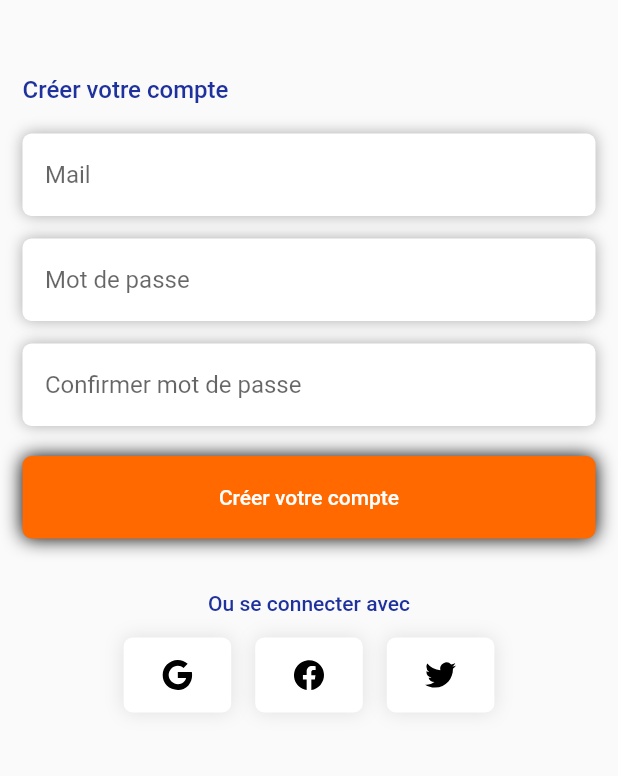
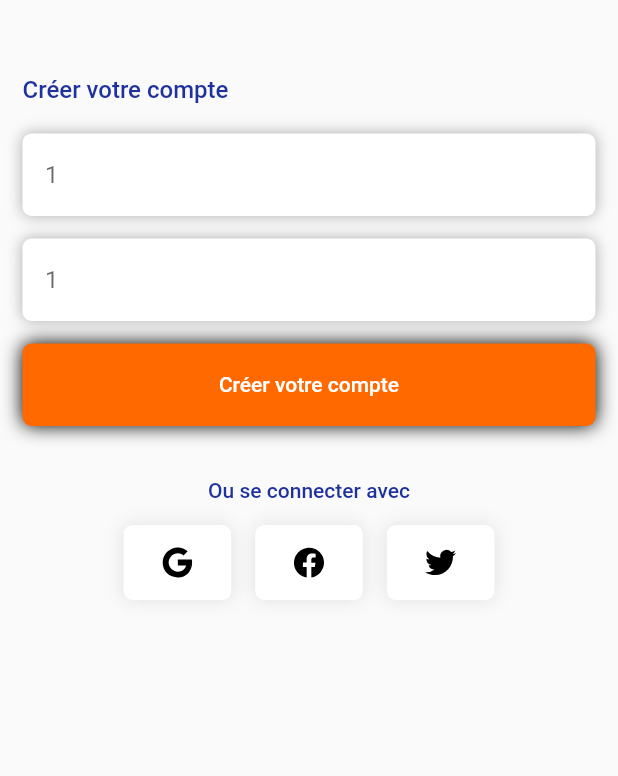
Before and after one commit to mm4228/wiki_project, a Flutter app: the AccountView screen opened directly, on a phone screen of 412 x 824 dp, the part 114-890 px from its top. Run offline on Flutter 3.47's test engine with Material 2 defaults, Android fonts, the phone set to English and light mode, and no system bars; our stand-ins replace flutter_svg, get, hexcolor, rive, sqflite; accounts and stored records are empty.

Commit message:
add verification autenthifcation, ajout d'un user en base sur la page créer un compte, ajout des commentaire en base possibilité de les supprimer. ajout dune page admin ou on voit la liste des utilisateurs cree. TODO refacto projet

```diff
--- /dev/null
+++ b/lib/Models/CommentaryModel.dart
@@ -0,0 +1,15 @@
+class Commentary {
+  final int? id;
+  final String content;
+
+  const Commentary({required this.id, required this.content});
+  factory Commentary.fromJson(Map<String,dynamic> json) => Commentary(
+      id: json['id'],
+      content: json['content']);
+
+
+  Map<String, dynamic> toJson() => {
+    'id': id,
+    'content':content
+  };
+}
--- a/lib/Models/UserModel.dart
+++ b/lib/Models/UserModel.dart
@@ -1,7 +1,7 @@
 class User {
   final int? id;
-  final String? mail;
-  final String? password;
+  final String mail;
+  final String password;
 
   const User({required this.id, required this.mail, required this.password});
   factory User.fromJson(Map<String,dynamic> json) => User(
--- a/lib/views/createaccount.dart
+++ b/lib/views/createaccount.dart
@@ -1,4 +1,5 @@
 import 'package:flutter/material.dart';
+import 'package:wiki_projet/Models/UserModel.dart';
 import 'package:wiki_projet/users/colors.dart';
 import 'package:wiki_projet/views/widgets/button.form.confirm.account.dart';
 import 'package:wiki_projet/views/widgets/button.form.dart';
@@ -8,10 +9,10 @@ import 'package:get/get.dart';
 
 
 class AccountView extends StatelessWidget {
-  AccountView({Key? key}) : super(key: key);
+  AccountView({Key? key, this.user}) : super(key: key);
   final TextEditingController emailController = TextEditingController();
   final TextEditingController mdpController = TextEditingController();
-  final TextEditingController mdpConfirmController = TextEditingController();
+  final User? user;
 
   @override
   Widget build(BuildContext context) {
@@ -49,25 +50,20 @@ class AccountView extends StatelessWidget {
                 //EMail input
                 TextGlobalForm(
                     controller: emailController,
-                    text1: 'Mail',
+                    text1: user?.mail == null ? "1" : "2",
                     obscure: false,
-                    textInputType: TextInputType.emailAddress),
+                    textInputType: TextInputType.text),
                 const SizedBox(height: 15),
                 //Email input
                 //Mdp password
                 TextGlobalForm(
                     controller: mdpController,
-                    text1: 'Mot de passe',
+                    text1: user?.password == null ? "1" : "2",
                     textInputType: TextInputType.text,
                     obscure: true),
                 const SizedBox(height: 15),
-                TextGlobalForm(
-                    controller: mdpConfirmController,
-                    text1: 'Confirmer mot de passe',
-                    textInputType: TextInputType.text,
-                    obscure: true),
-                const SizedBox(height: 20),
-                const ButtonCreateAccountForm(),
+                ButtonCreateForm(mailcontroller: emailController, mdpcontroller: mdpController, onPressed: () {
+                }),
                 const SizedBox(height: 35),
                 SocialLogoLogin(),
 
--- a/lib/views/entry_point.dart
+++ b/lib/views/entry_point.dart
@@ -6,6 +6,7 @@ import 'package:rive/rive.dart';
 import 'package:wiki_projet/dbFiles/dbHelper.dart';
 import 'package:wiki_projet/users/colors.dart';
 import 'package:wiki_projet/views/CommentaryView.dart';
+import 'package:wiki_projet/views/UserList.dart';
 import 'package:wiki_projet/views/login.dart';
 import 'package:flutter_svg/flutter_svg.dart';
 
@@ -70,7 +71,7 @@ class _EntryPointViewState extends State<EntryPointView> {
                           if (index == 3) {
                             Navigator.of(context).push(
                               MaterialPageRoute(
-                                builder: (context) => CommentaryView(),
+                                builder: (context) => UserListPage(),
                               ),
                             );
                           }
--- a/lib/views/widgets/button.form.confirm.account.dart
+++ b/lib/views/widgets/button.form.confirm.account.dart
@@ -1,16 +1,40 @@
 import 'package:flutter/material.dart';
+import 'package:wiki_projet/Models/UserModel.dart';
+import 'package:wiki_projet/dbFiles/dbHelper.dart';
 import 'package:wiki_projet/users/colors.dart';
 import 'package:wiki_projet/views/createaccount.dart';
+import 'package:wiki_projet/views/entry_point.dart';
 import 'package:wiki_projet/views/login.dart';
 
-class ButtonCreateAccountForm extends StatelessWidget {
-  const ButtonCreateAccountForm({Key? key}) : super(key: key);
+class ButtonCreateForm extends StatelessWidget {
+  final User? user;
+  final Function onPressed;
+  final TextEditingController mdpcontroller;
+  final TextEditingController mailcontroller;
+  const ButtonCreateForm({Key? key, required this.mdpcontroller, required this.mailcontroller, required this.onPressed, this.user}) : super(key: key);
+
+
+
 
   @override
   Widget build(BuildContext context) {
     return InkWell(
-      onTap: (){
-        Navigator.of(context).push(MaterialPageRoute(builder: (context)=>LoginView(),),);
+      onTap: () async {
+        onPressed();
+
+        final User model = User(mail: mdpcontroller.text, password: mailcontroller.text, id: user?.id);
+
+        if(user == null) {
+          await DbHelper.addUser(model);
+          Navigator.of(context).push(MaterialPageRoute(builder: (context)=>const EntryPointView(),),);
+
+        } else {
+          print('Update');
+          await DbHelper.updateUser(model);
+          Navigator.of(context).push(MaterialPageRoute(builder: (context)=>const EntryPointView(),),);
+
+        }
+
       },
       child: Container(
         alignment: Alignment.center,
```
Also changed, not shown: lib/dbFiles/dbHelper.dart (+48 -4 lines), lib/views/CommentaryView.dart (+80 -26 lines), lib/views/UserList.dart (added, +70 -0 lines), lib/views/widgets/button.form.dart (+37 -18 lines).
